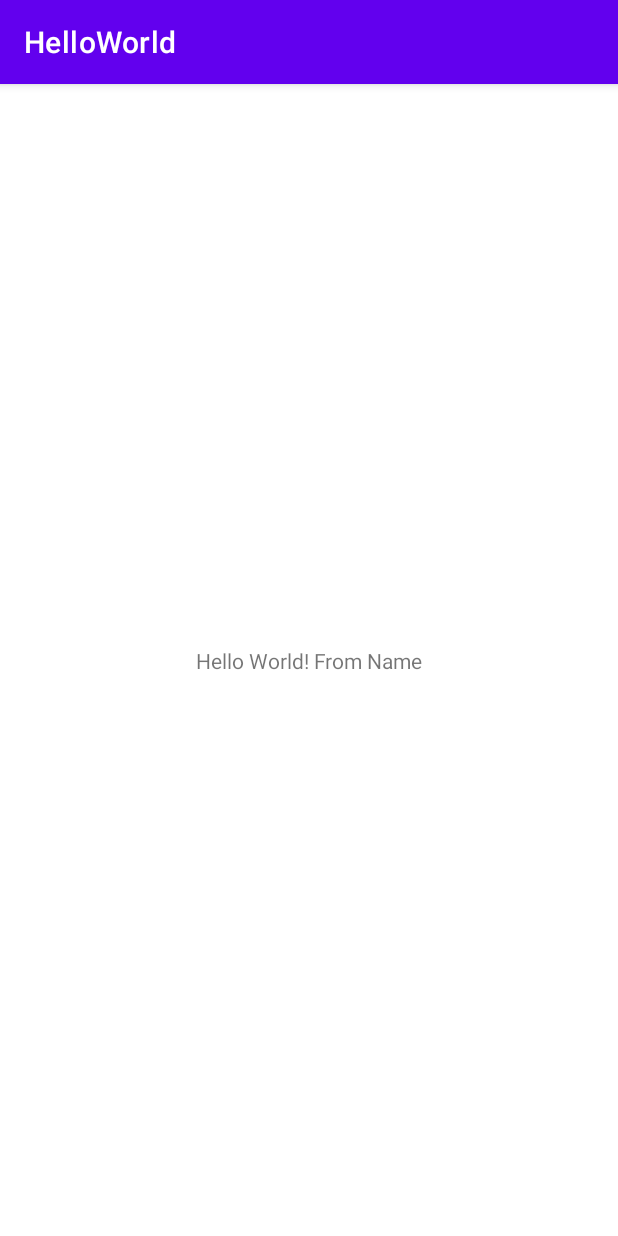
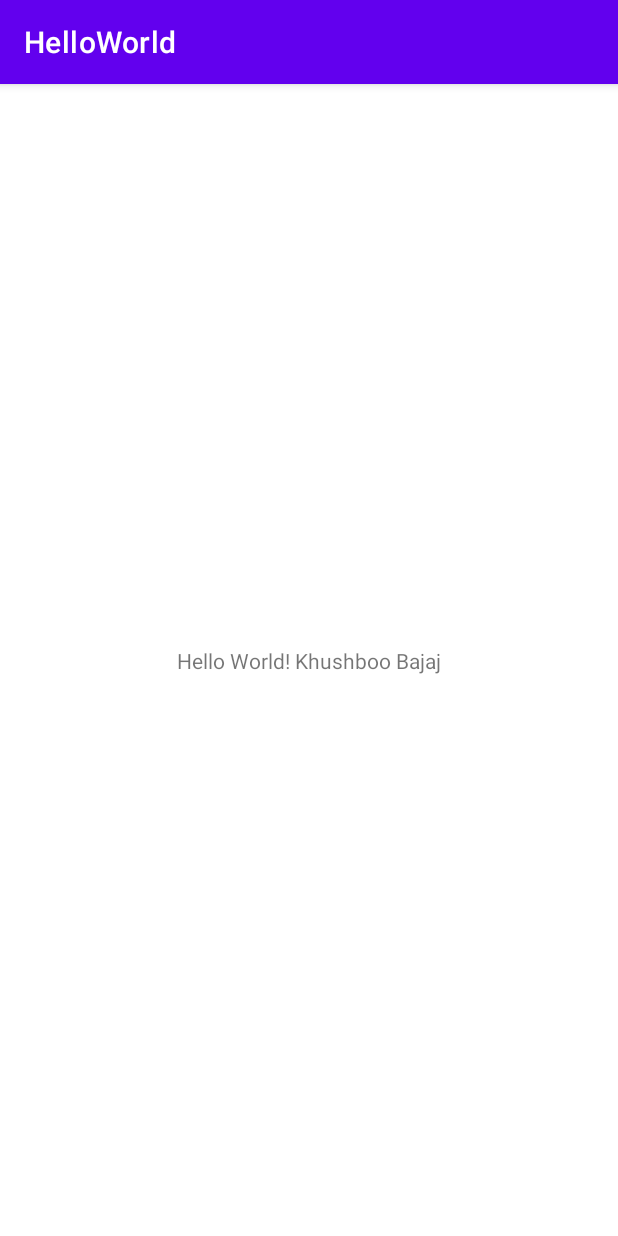
Before and after one commit to Mobile-Computing-Winter-2021/Android-projects, an Android app: the screen it shows after launch (MainActivity), on a phone screen of 412 x 824 dp. Run offline under Robolectric (Android 15) with nearby library versions, the phone set to English and light mode, and no system bars.

Commit message:
string modified

```diff
--- a/app/src/main/res/values/strings.xml
+++ b/app/src/main/res/values/strings.xml
@@ -1,4 +1,4 @@
 <resources>
     <string name="app_name">HelloWorld</string>
-    <string name="greeting_text">Hello World! "From Name" </string>
+    <string name="greeting_text">Hello World! "Khushboo Bajaj" </string>
 </resources>
```
